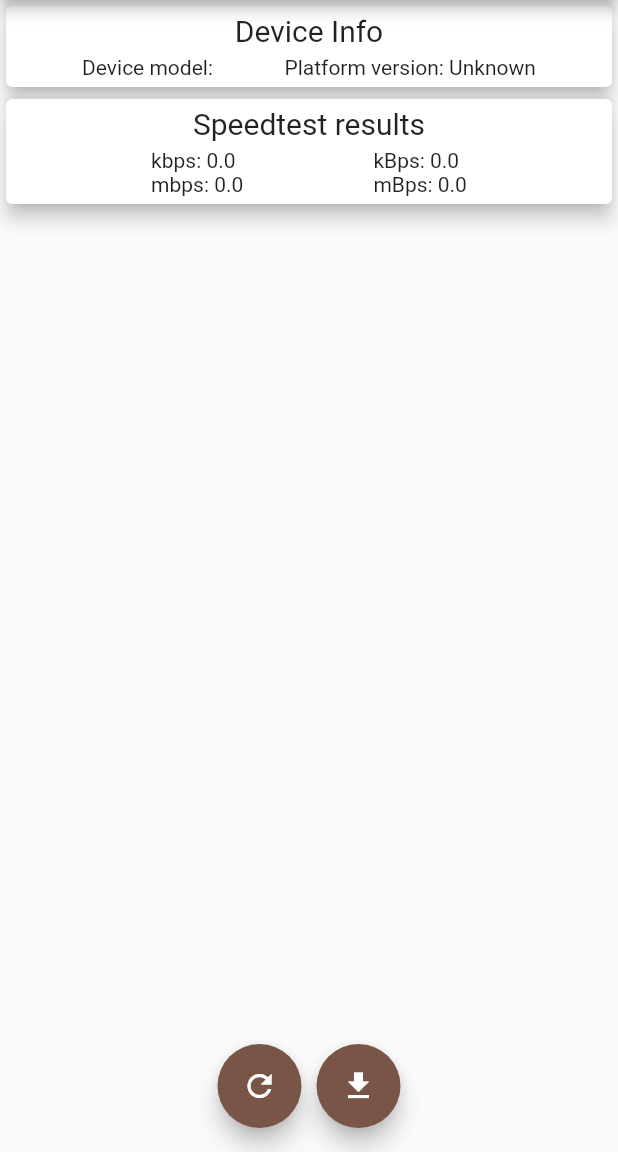
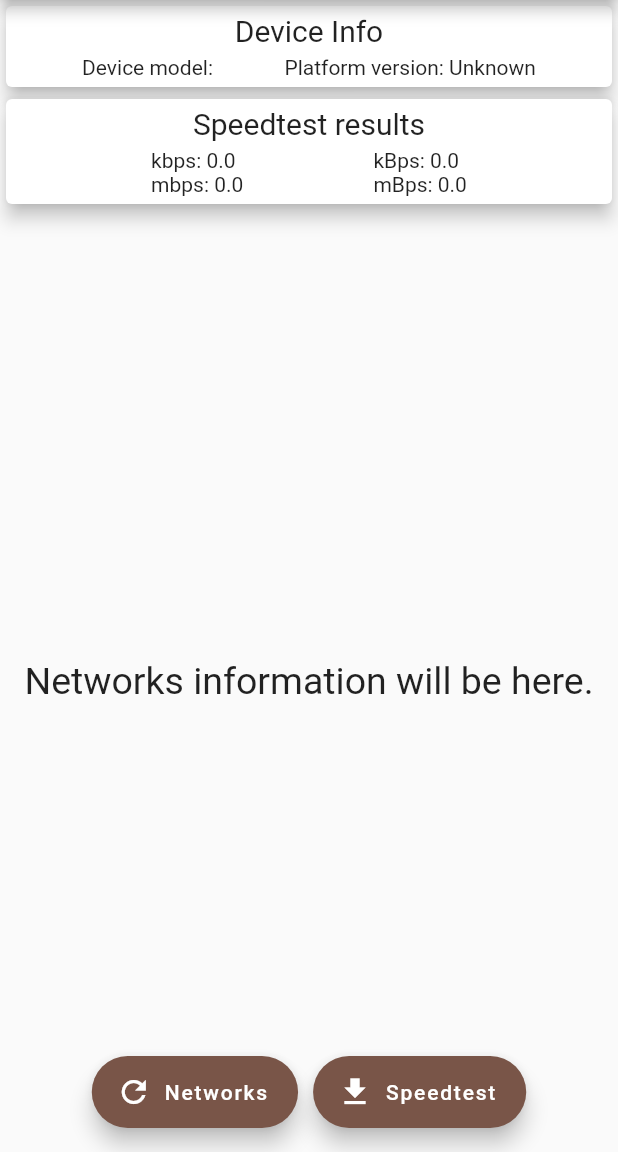
Before and after one commit to Deep27/wifi-scanner, a Flutter app: the screen it shows after launch, on a phone screen of 412 x 824 dp, the part 84-1236 px from its top. Run offline on Flutter 3.47's test engine with Material 2 defaults, Android fonts, the phone set to English and light mode, and no system bars; our stand-ins replace bloc, device_info, equatable, flutter_bloc, logger; missing offline and left inert: simple_permissions.

Commit message:
Added bloc for network scanning.

```diff
--- /dev/null
+++ b/lib/bloc/networks_scan/networks_scan_bloc.dart
@@ -0,0 +1,38 @@
+import 'dart:async';
+import 'package:bloc/bloc.dart';
+import 'package:flutter/services.dart';
+import 'package:simple_permissions/simple_permissions.dart';
+import 'package:wifi_scanner/bloc/networks_scan/networks_scan_event.dart';
+import 'package:wifi_scanner/bloc/networks_scan/networks_scan_state.dart';
+import 'package:wifi_scanner/permission_handler.dart';
+
+class NetworksScanBloc extends Bloc<NetworksScanEvent, NetworksScanState> {
+  static const _platform = const MethodChannel('network/wifi');
+
+  @override
+  NetworksScanState get initialState => InitialNetworksScanState();
+
+  @override
+  Stream<NetworksScanState> mapEventToState(NetworksScanEvent event) async* {
+    if (event is StartScan) {
+      yield ScanningNetworks();
+      var accessFineLocationPermissionGranted =
+          await PermissionHandler.checkPermission(
+              Permission.AccessFineLocation);
+      if (!accessFineLocationPermissionGranted) {
+        yield ScanError('You must enable location service!');
+        return;
+      }
+      try {
+        List<dynamic> result = await _platform.invokeMethod('scan');
+        result = result
+            .cast<Map<dynamic, dynamic>>()
+            .map((r) => r.cast<String, dynamic>())
+            .toList();
+        yield ScanSuccess(result);
+      } on PlatformException {
+        yield ScanError('Error while scanning networks.');
+      }
+    }
+  }
+}
--- /dev/null
+++ b/lib/bloc/networks_scan/networks_scan_event.dart
@@ -0,0 +1,10 @@
+import 'package:equatable/equatable.dart';
+
+abstract class NetworksScanEvent extends Equatable {
+  const NetworksScanEvent();
+}
+
+class StartScan extends NetworksScanEvent {
+  @override
+  List<Object> get props => [];
+}
--- /dev/null
+++ b/lib/bloc/networks_scan/networks_scan_state.dart
@@ -0,0 +1,33 @@
+import 'package:equatable/equatable.dart';
+
+abstract class NetworksScanState extends Equatable {
+  const NetworksScanState();
+}
+
+class InitialNetworksScanState extends NetworksScanState {
+  @override
+  List<Object> get props => [];
+}
+
+class ScanningNetworks extends NetworksScanState {
+  @override
+  List<Object> get props => [];
+}
+
+class ScanSuccess extends NetworksScanState {
+  final List<Map<String, dynamic>> scanResults;
+
+  ScanSuccess(this.scanResults);
+
+  @override
+  List<Object> get props => [scanResults];
+}
+
+class ScanError extends NetworksScanState {
+  final String errorMessage;
+
+  ScanError(this.errorMessage);
+
+  @override
+  List<Object> get props => [errorMessage];
+}
--- a/lib/widget/spots_page.dart
+++ b/lib/widget/spots_page.dart
@@ -1,10 +1,13 @@
 import 'package:device_info/device_info.dart';
 import 'package:flutter/material.dart';
 import 'package:flutter/services.dart';
+import 'package:flutter_bloc/flutter_bloc.dart';
 import 'package:logger/logger.dart';
 import 'package:simple_permissions/simple_permissions.dart';
+import 'package:wifi_scanner/bloc/networks_scan/networks_scan_bloc.dart';
+import 'package:wifi_scanner/bloc/networks_scan/networks_scan_event.dart';
+import 'package:wifi_scanner/bloc/networks_scan/networks_scan_state.dart';
 import 'package:wifi_scanner/model/spot_data.dart';
-import 'package:wifi_scanner/permission_handler.dart';
 import 'package:wifi_scanner/widget/deviceinfo.dart';
 import 'package:wifi_scanner/widget/speedtest.dart';
 import 'package:wifi_scanner/widget/spot_item/spot_list_item.dart';
@@ -12,6 +15,8 @@ import 'package:wifi_scanner/widget/spot_item/spot_list_item.dart';
 final Logger _LOG = Logger();
 
 class SpotsPage extends StatefulWidget {
+  SpotsPage({Key key}) : super(key: key);
+
   @override
   _SpotsPageState createState() => _SpotsPageState();
 }
@@ -19,16 +24,16 @@ class SpotsPage extends StatefulWidget {
 class _SpotsPageState extends State<SpotsPage> {
   static const platform = const MethodChannel('network/wifi');
 
-  String _platformVersion = 'Unknown';
+  final networksScanBloc = NetworksScanBloc();
   final Map<String, double> _speedtestResults = {
     'kilobits': 0,
     'megabits': 0,
     'kilobytes': 0,
     'megabytes': 0
   };
+
   AndroidDeviceInfo _deviceInfo;
-
-  final List<SpotData> _spotsData = [];
+  String _platformVersion = 'Unknown';
 
   void _initPlatformState() async {
     String platformVersion;
@@ -37,32 +42,12 @@ class _SpotsPageState extends State<SpotsPage> {
     } on PlatformException {
       platformVersion = 'Failed to get platform version';
     }
-
     if (!mounted) {
       return;
     }
-
     setState(() {
       _platformVersion = platformVersion;
     });
-  }
-
-  void _fetchSpotsData() async {
-    List<Map<String, dynamic>> scanResults = [];
-    try {
-      List<dynamic> result = await platform.invokeMethod('scan');
-      scanResults = result
-          .cast<Map<dynamic, dynamic>>()
-          .map((r) => r.cast<String, dynamic>())
-          .toList();
-      setState(() {
-        _spotsData.clear();
-        _spotsData.addAll(SpotData.fromResults(scanResults));
-      });
-    } on PlatformException {
-      _LOG.e('Error');
-      scanResults.clear();
-    }
   }
 
   void _speedtest() async {
@@ -86,6 +71,12 @@ class _SpotsPageState extends State<SpotsPage> {
     _getDeviceInfo();
   }
 
+  @override
+  void dispose() {
+    super.dispose();
+    networksScanBloc.close();
+  }
+
   _getDeviceInfo() async {
     DeviceInfoPlugin deviceInfo = DeviceInfoPlugin();
     AndroidDeviceInfo adf = await deviceInfo.androidInfo;
@@ -100,43 +91,70 @@ class _SpotsPageState extends State<SpotsPage> {
       appBar: AppBar(
         title: Text('Wi-Fi Scanner'),
       ),
-      body: Column(
+      body: BlocProvider<NetworksScanBloc>(
+        builder: (context) => networksScanBloc,
+        child: Column(
           children: <Widget>[
-          DeviceInfoWidget('${_deviceInfo.brand} ${_deviceInfo.model}', _platformVersion),
+            DeviceInfoWidget(
+                '${_deviceInfo.brand} ${_deviceInfo.model}', _platformVersion),
             SpeedtestWidget(_speedtestResults),
             Expanded(
-            child: Container(
+              child: BlocBuilder<NetworksScanBloc, NetworksScanState>(
+                bloc: networksScanBloc,
+                builder: (BuildContext context, NetworksScanState state) {
+                  if (state is ScanSuccess) {
+                    return Container(
                       width: double.infinity,
                       child: ListView.builder(
-                itemBuilder: (ctx, index) => SpotListElement(_spotsData[index]),
-                itemCount: _spotsData.length,
+                        itemBuilder: (ctx, index) => SpotListElement(
+                            SpotData.fromResult(state.scanResults[index])),
+                        itemCount: state.scanResults.length,
                       ),
+                    );
+                  } else if (state is ScanningNetworks) {
+                    return Center(
+                      child: CircularProgressIndicator(),
+                    );
+                  } else {
+                    return Center(
+                      child: Text(
+                        'Networks information will be here.',
+                        style: TextStyle(fontSize: 25),
+                      ),
+                    );
+                  }
+                },
               ),
             ),
           ],
+        ),
       ),
       floatingActionButtonLocation: FloatingActionButtonLocation.centerFloat,
       floatingActionButton: Row(
         mainAxisAlignment: MainAxisAlignment.center,
         children: <Widget>[
-          FloatingActionButton(
-            child: Icon(Icons.refresh),
+          BlocProvider<NetworksScanBloc>(
+            builder: (context) => networksScanBloc,
+            child: BlocBuilder<NetworksScanBloc, NetworksScanState>(
+              bloc: networksScanBloc,
+              builder: (BuildContext context, NetworksScanState state) {
+                return FloatingActionButton.extended(
+                  icon: Icon(Icons.refresh),
+                  label: Text('Networks'),
                   tooltip: 'scan networks',
-            onPressed: () async {
-              var accessFineLocationPermissionGranted =
-                  await PermissionHandler.checkPermission(
-                      Permission.AccessFineLocation);
-              if (accessFineLocationPermissionGranted) {
-                _fetchSpotsData();
-              } else {
-                await PermissionHandler.requestPermission(
-                    Permission.AccessFineLocation);
-              }
+                  onPressed: () {
+                    final networksScanBloc =
+                        BlocProvider.of<NetworksScanBloc>(context);
+                    networksScanBloc.add(StartScan());
+                  },
+                );
               },
             ),
+          ),
           SizedBox(width: 10),
-          FloatingActionButton(
-            child: Icon(Icons.file_download),
+          FloatingActionButton.extended(
+            icon: Icon(Icons.file_download),
+            label: Text('Speedtest'),
             tooltip: 'speedtest',
             onPressed: _speedtest,
           ),
--- a/pubspec.yaml
+++ b/pubspec.yaml
@@ -7,6 +7,7 @@ environment:
   sdk: ">=2.1.0 <3.0.0"
 
 dependencies:
+  # connectivity: ^0.4.5+1
   cupertino_icons: ^0.1.2
   device_info: 0.4.0+1
   equatable: ^0.6.1
```
Also changed, not shown: lib/bloc/speedtest/speedtest_bloc.dart (added, +16 -0 lines), lib/bloc/speedtest/speedtest_event.dart (added, +10 -0 lines), lib/bloc/speedtest/speedtest_state.dart (added, +45 -0 lines). Lines whose indentation alone changed are shown as unchanged.
